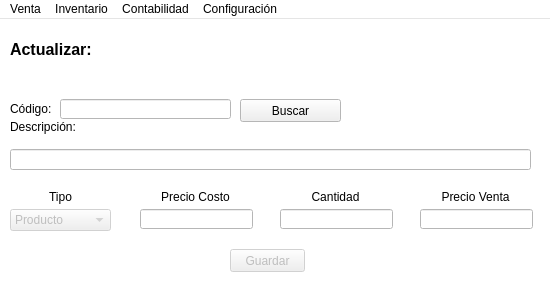
First picture: the form in Hicell/agregar.ui, repository solrac3658/Hicell, before the edit.
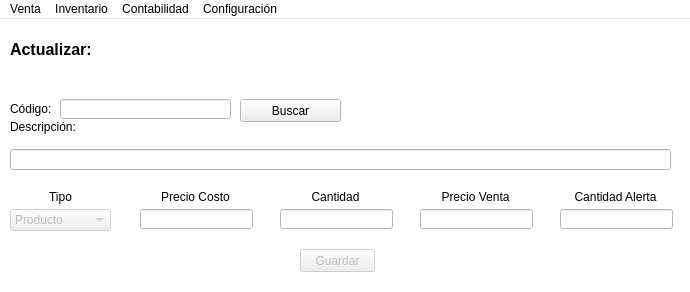
Second picture: the form after the edit. Icons and pictures are not drawn.

Commit message: Actualización Sistema de Alertas

What changed in the file:
```diff
--- a/Hicell/agregar.ui
+++ b/Hicell/agregar.ui
@@ -6,7 +6,7 @@
    <rect>
     <x>0</x>
     <y>0</y>
-    <width>550</width>
+    <width>690</width>
     <height>292</height>
    </rect>
   </property>
@@ -173,7 +173,7 @@
      <rect>
       <x>10</x>
       <y>130</y>
-      <width>521</width>
+      <width>661</width>
       <height>21</height>
      </rect>
     </property>
@@ -281,7 +281,7 @@
     </property>
     <property name="geometry">
      <rect>
-      <x>230</x>
+      <x>300</x>
       <y>230</y>
       <width>75</width>
       <height>23</height>
@@ -423,14 +423,43 @@
      <set>Qt::AlignCenter</set>
     </property>
    </widget>
+   <widget class="QLineEdit" name="lineEdit_aAlerta">
+    <property name="enabled">
+     <bool>false</bool>
+    </property>
+    <property name="geometry">
+     <rect>
+      <x>560</x>
+      <y>190</y>
+      <width>113</width>
+      <height>20</height>
+     </rect>
+    </property>
+   </widget>
+   <widget class="QLabel" name="label_9">
+    <property name="geometry">
+     <rect>
+      <x>560</x>
+      <y>170</y>
+      <width>111</width>
+      <height>16</height>
+     </rect>
+    </property>
+    <property name="text">
+     <string>Cantidad Alerta</string>
+    </property>
+    <property name="alignment">
+     <set>Qt::AlignCenter</set>
+    </property>
+   </widget>
   </widget>
   <widget class="QMenuBar" name="menuBar">
    <property name="geometry">
     <rect>
      <x>0</x>
      <y>0</y>
-     <width>550</width>
-     <height>21</height>
+     <width>690</width>
+     <height>22</height>
     </rect>
    </property>
    <widget class="QMenu" name="menuVenta">
```
Left out of the diff: 6 changed lines with no effect on the pictures. The commit also changes 27 other files.
